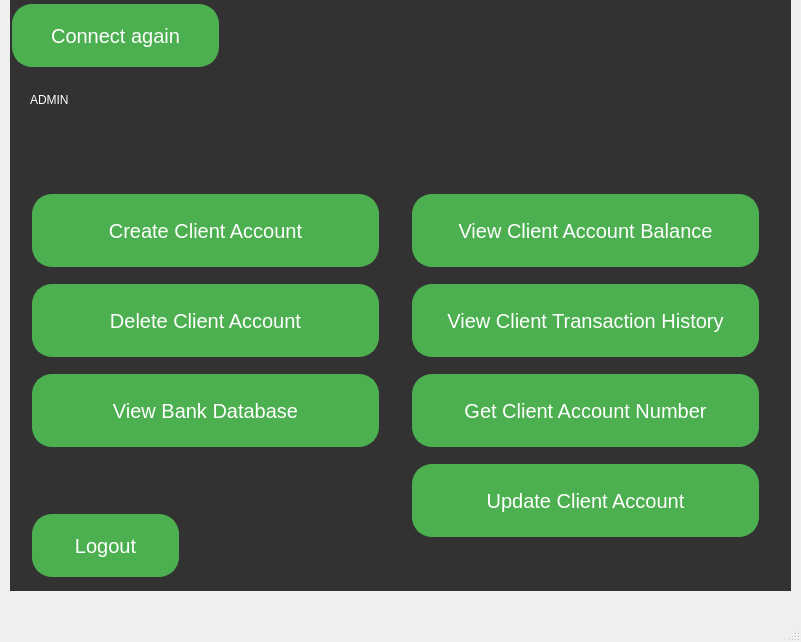
The window that BankSystemUser/mainwindow.ui (KerollosSamaan75/Bank-System-Project) describes before a commit, drawn with Qt 5.
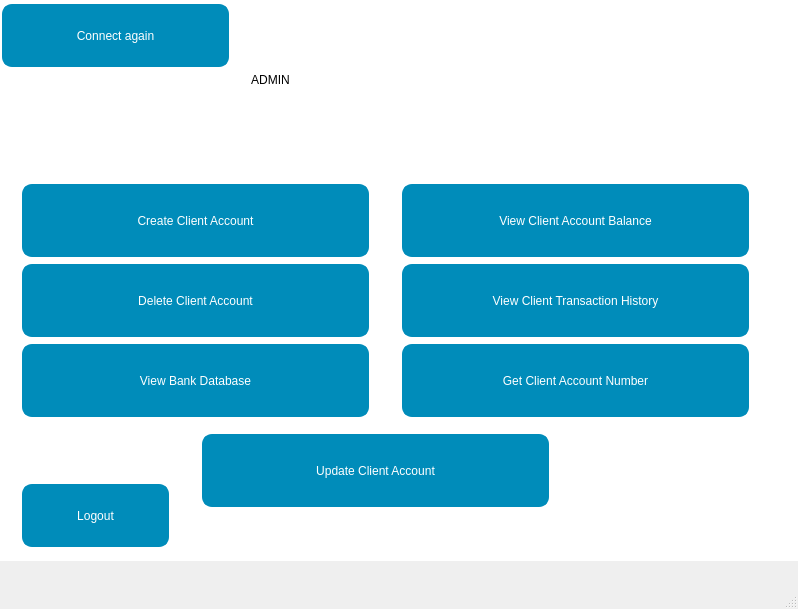
The same window after the commit. The open tabs and pages were chosen to show the change. Icons and pictures are not drawn.

```diff
--- a/BankSystemUser/mainwindow.ui
+++ b/BankSystemUser/mainwindow.ui
@@ -6,8 +6,8 @@
    <rect>
     <x>0</x>
     <y>0</y>
-    <width>801</width>
-    <height>642</height>
+    <width>798</width>
+    <height>609</height>
    </rect>
   </property>
   <property name="windowTitle">
@@ -21,14 +21,14 @@
    <widget class="QStackedWidget" name="stackedWidget">
     <property name="geometry">
      <rect>
-      <x>10</x>
+      <x>0</x>
       <y>0</y>
-      <width>781</width>
-      <height>591</height>
+      <width>801</width>
+      <height>561</height>
      </rect>
     </property>
     <property name="styleSheet">
-     <string notr="true">background-color: rgb(50, 50, 50);</string>
+     <string notr="true">background-color: rgb(255, 255, 255);</string>
     </property>
     <property name="currentIndex">
      <number>0</number>
@@ -364,24 +364,24 @@
       <property name="geometry">
        <rect>
         <x>20</x>
-        <y>70</y>
+        <y>30</y>
         <width>501</width>
-        <height>61</height>
+        <height>101</height>
        </rect>
       </property>
       <property name="styleSheet">
-       <string notr="true">font: 700 30pt &quot;Segoe UI&quot;;
-color: rgb(255, 255, 255);</string>
+       <string notr="true">font: 700 35pt &quot;Segoe UI&quot;;
+color: rgb(0, 0, 0);</string>
       </property>
       <property name="text">
-       <string>&lt;html&gt;&lt;head/&gt;&lt;body&gt;&lt;p&gt;ADMIN&lt;/p&gt;&lt;/body&gt;&lt;/html&gt;</string>
+       <string>&lt;html&gt;&lt;head/&gt;&lt;body&gt;&lt;p align=&quot;center&quot;&gt;ADMIN&lt;/p&gt;&lt;/body&gt;&lt;/html&gt;</string>
       </property>
      </widget>
      <widget class="QPushButton" name="pB_AddAccount">
       <property name="geometry">
        <rect>
         <x>20</x>
-        <y>190</y>
+        <y>180</y>
         <width>351</width>
         <height>81</height>
        </rect>
@@ -391,19 +391,18 @@
       </property>
       <property name="styleSheet">
        <string notr="true">QPushButton {
-    background-color: #4CAF50;
-    font: 700 20pt &quot;Segoe UI&quot;;
-    border: 2px solid #4CAF50; /* Add a border */
-    color: white;
-    padding: 15px 20px;
-    text-align: center;
-    text-decoration: none;
-    display: inline-block;
-    font-size: 20px;
-    margin: 4px 2px;
-    border-radius: 20px;
-    outline: none; /* Remove the default focus outline */
-    transition: background-color 0.3s ease, border-color 0.3s ease; /* Smooth transitions */
+    background-color: #008CBA; /* Blue background */
+    font: 700 14pt &quot;Segoe UI&quot;; /* Bold font, 14pt size, &quot;Segoe UI&quot; */
+    border: 2px solid #008CBA; /* Blue border */
+    color: white; /* Black text */
+    padding: 10px 15px; /* Reduced padding for smaller button size */
+    text-align: center; /* Centered text */
+    text-decoration: none; /* No underline */
+    display: inline-block; /* Inline block */
+    margin: 4px 2px; /* Margin for spacing */
+    border-radius: 10px; /* Rounded corners */
+    outline: none; /* Remove default focus outline */
+    transition: background-color 0.3s ease, border-color 0.3s ease, box-shadow 0.3s ease; /* Smooth transitions */
 }
 
 QPushButton:hover {
@@ -426,7 +425,7 @@
       <property name="geometry">
        <rect>
         <x>400</x>
-        <y>370</y>
+        <y>340</y>
         <width>351</width>
         <height>81</height>
        </rect>
@@ -436,19 +435,18 @@
       </property>
       <property name="styleSheet">
        <string notr="true">QPushButton {
-    background-color: #4CAF50;
-    font: 700 20pt &quot;Segoe UI&quot;;
-    border: 2px solid #4CAF50; /* Add a border */
-    color: white;
-    padding: 15px 20px;
-    text-align: center;
-    text-decoration: none;
-    display: inline-block;
-    font-size: 20px;
-    margin: 4px 2px;
-    border-radius: 20px;
-    outline: none; /* Remove the default focus outline */
-    transition: background-color 0.3s ease, border-color 0.3s ease; /* Smooth transitions */
+    background-color: #008CBA; /* Blue background */
+    font: 700 14pt &quot;Segoe UI&quot;; /* Bold font, 14pt size, &quot;Segoe UI&quot; */
+    border: 2px solid #008CBA; /* Blue border */
+    color: white; /* Black text */
+    padding: 10px 15px; /* Reduced padding for smaller button size */
+    text-align: center; /* Centered text */
+    text-decoration: none; /* No underline */
+    display: inline-block; /* Inline block */
+    margin: 4px 2px; /* Margin for spacing */
+    border-radius: 10px; /* Rounded corners */
+    outline: none; /* Remove default focus outline */
+    transition: background-color 0.3s ease, border-color 0.3s ease, box-shadow 0.3s ease; /* Smooth transitions */
 }
 
 QPushButton:hover {
@@ -470,10 +468,10 @@
      <widget class="QLabel" name="label_4">
       <property name="geometry">
        <rect>
-        <x>520</x>
-        <y>10</y>
-        <width>221</width>
-        <height>201</height>
+        <x>530</x>
+        <y>-30</y>
+        <width>251</width>
+        <height>231</height>
        </rect>
       </property>
       <property name="text">
@@ -490,7 +488,7 @@
       <property name="geometry">
        <rect>
         <x>20</x>
-        <y>280</y>
+        <y>260</y>
         <width>351</width>
         <height>81</height>
        </rect>
@@ -500,19 +498,18 @@
       </property>
       <property name="styleSheet">
        <string notr="true">QPushButton {
-    background-color: #4CAF50;
-    font: 700 20pt &quot;Segoe UI&quot;;
-    border: 2px solid #4CAF50; /* Add a border */
-    color: white;
-    padding: 15px 20px;
-    text-align: center;
-    text-decoration: none;
-    display: inline-block;
-    font-size: 20px;
-    margin: 4px 2px;
-    border-radius: 20px;
-    outline: none; /* Remove the default focus outline */
-    transition: background-color 0.3s ease, border-color 0.3s ease; /* Smooth transitions */
+    background-color: #008CBA; /* Blue background */
+    font: 700 14pt &quot;Segoe UI&quot;; /* Bold font, 14pt size, &quot;Segoe UI&quot; */
+    border: 2px solid #008CBA; /* Blue border */
+    color: white; /* Black text */
+    padding: 10px 15px; /* Reduced padding for smaller button size */
+    text-align: center; /* Centered text */
+    text-decoration: none; /* No underline */
+    display: inline-block; /* Inline block */
+    margin: 4px 2px; /* Margin for spacing */
+    border-radius: 10px; /* Rounded corners */
+    outline: none; /* Remove default focus outline */
+    transition: background-color 0.3s ease, border-color 0.3s ease, box-shadow 0.3s ease; /* Smooth transitions */
 }
 
 QPushButton:hover {
@@ -535,7 +532,7 @@
       <property name="geometry">
        <rect>
         <x>20</x>
-        <y>510</y>
+        <y>480</y>
         <width>151</width>
         <height>71</height>
        </rect>
@@ -545,19 +542,18 @@
       </property>
       <property name="styleSheet">
        <string notr="true">QPushButton {
-    background-color: #4CAF50;
-    font: 700 20pt &quot;Segoe UI&quot;;
-    border: 2px solid #4CAF50; /* Add a border */
-    color: white;
-    padding: 15px 20px;
-    text-align: center;
-    text-decoration: none;
-    display: inline-block;
-    font-size: 20px;
-    margin: 4px 2px;
-    border-radius: 20px;
-    outline: none; /* Remove the default focus outline */
-    transition: background-color 0.3s ease, border-color 0.3s ease; /* Smooth transitions */
+    background-color: #008CBA; /* Blue background */
+    font: 700 14pt &quot;Segoe UI&quot;; /* Bold font, 14pt size, &quot;Segoe UI&quot; */
+    border: 2px solid #008CBA; /* Blue border */
+    color: white; /* Black text */
+    padding: 10px 15px; /* Reduced padding for smaller button size */
+    text-align: center; /* Centered text */
+    text-decoration: none; /* No underline */
+    display: inline-block; /* Inline block */
+    margin: 4px 2px; /* Margin for spacing */
+    border-radius: 10px; /* Rounded corners */
+    outline: none; /* Remove default focus outline */
+    transition: background-color 0.3s ease, border-color 0.3s ease, box-shadow 0.3s ease; /* Smooth transitions */
 }
 
 QPushButton:hover {
@@ -580,7 +576,7 @@
       <property name="geometry">
        <rect>
         <x>400</x>
-        <y>190</y>
+        <y>180</y>
         <width>351</width>
         <height>81</height>
        </rect>
@@ -590,19 +586,18 @@
       </property>
       <property name="styleSheet">
        <string notr="true">QPushButton {
-    background-color: #4CAF50;
-    font: 700 20pt &quot;Segoe UI&quot;;
-    border: 2px solid #4CAF50; /* Add a border */
-    color: white;
-    padding: 15px 20px;
-    text-align: center;
-    text-decoration: none;
-    display: inline-block;
-    font-size: 20px;
-    margin: 4px 2px;
-    border-radius: 20px;
-    outline: none; /* Remove the default focus outline */
-    transition: background-color 0.3s ease, border-color 0.3s ease; /* Smooth transitions */
+    background-color: #008CBA; /* Blue background */
+    font: 700 14pt &quot;Segoe UI&quot;; /* Bold font, 14pt size, &quot;Segoe UI&quot; */
+    border: 2px solid #008CBA; /* Blue border */
+    color: white; /* Black text */
+    padding: 10px 15px; /* Reduced padding for smaller button size */
+    text-align: center; /* Centered text */
+    text-decoration: none; /* No underline */
+    display: inline-block; /* Inline block */
+    margin: 4px 2px; /* Margin for spacing */
+    border-radius: 10px; /* Rounded corners */
+    outline: none; /* Remove default focus outline */
+    transition: background-color 0.3s ease, border-color 0.3s ease, box-shadow 0.3s ease; /* Smooth transitions */
 }
 
 QPushButton:hover {
@@ -625,7 +620,7 @@
       <property name="geometry">
        <rect>
         <x>400</x>
-        <y>280</y>
+        <y>260</y>
         <width>351</width>
         <height>81</height>
        </rect>
@@ -635,19 +630,18 @@
       </property>
       <property name="styleSheet">
        <string notr="true">QPushButton {
-    background-color: #4CAF50;
-    font: 700 20pt &quot;Segoe UI&quot;;
-    border: 2px solid #4CAF50; /* Add a border */
-    color: white;
-    padding: 15px 20px;
-    text-align: center;
-    text-decoration: none;
-    display: inline-block;
-    font-size: 20px;
-    margin: 4px 2px;
-    border-radius: 20px;
-    outline: none; /* Remove the default focus outline */
-    transition: background-color 0.3s ease, border-color 0.3s ease; /* Smooth transitions */
+    background-color: #008CBA; /* Blue background */
+    font: 700 14pt &quot;Segoe UI&quot;; /* Bold font, 14pt size, &quot;Segoe UI&quot; */
+    border: 2px solid #008CBA; /* Blue border */
+    color: white; /* Black text */
+    padding: 10px 15px; /* Reduced padding for smaller button size */
+    text-align: center; /* Centered text */
+    text-decoration: none; /* No underline */
+    display: inline-block; /* Inline block */
+    margin: 4px 2px; /* Margin for spacing */
+    border-radius: 10px; /* Rounded corners */
+    outline: none; /* Remove default focus outline */
+    transition: background-color 0.3s ease, border-color 0.3s ease, box-shadow 0.3s ease; /* Smooth transitions */
 }
 
 QPushButton:hover {
@@ -670,7 +664,7 @@
       <property name="geometry">
        <rect>
         <x>20</x>
-        <y>370</y>
+        <y>340</y>
         <width>351</width>
         <height>81</height>
        </rect>
@@ -680,19 +674,18 @@
       </property>
       <property name="styleSheet">
        <string notr="true">QPushButton {
-    background-color: #4CAF50;
-    font: 700 20pt &quot;Segoe UI&quot;;
-    border: 2px solid #4CAF50; /* Add a border */
-    color: white;
-    padding: 15px 20px;
-    text-align: center;
-    text-decoration: none;
-    display: inline-block;
-    font-size: 20px;
-    margin: 4px 2px;
-    border-radius: 20px;
-    outline: none; /* Remove the default focus outline */
-    transition: background-color 0.3s ease, border-color 0.3s ease; /* Smooth transitions */
+    background-color: #008CBA; /* Blue background */
+    font: 700 14pt &quot;Segoe UI&quot;; /* Bold font, 14pt size, &quot;Segoe UI&quot; */
+    border: 2px solid #008CBA; /* Blue border */
+    color: white; /* Black text */
+    padding: 10px 15px; /* Reduced padding for smaller button size */
+    text-align: center; /* Centered text */
+    text-decoration: none; /* No underline */
+    display: inline-block; /* Inline block */
+    margin: 4px 2px; /* Margin for spacing */
+    border-radius: 10px; /* Rounded corners */
+    outline: none; /* Remove default focus outline */
+    transition: background-color 0.3s ease, border-color 0.3s ease, box-shadow 0.3s ease; /* Smooth transitions */
 }
 
 QPushButton:hover {
@@ -714,8 +707,8 @@
      <widget class="QPushButton" name="pB_UpdateClientAccount">
       <property name="geometry">
        <rect>
-        <x>400</x>
-        <y>460</y>
+        <x>200</x>
+        <y>430</y>
         <width>351</width>
         <height>81</height>
        </rect>
@@ -725,19 +718,18 @@
       </property>
       <property name="styleSheet">
        <string notr="true">QPushButton {
-    background-color: #4CAF50;
-    font: 700 20pt &quot;Segoe UI&quot;;
-    border: 2px solid #4CAF50; /* Add a border */
-    color: white;
-    padding: 15px 20px;
-    text-align: center;
-    text-decoration: none;
-    display: inline-block;
-    font-size: 20px;
-    margin: 4px 2px;
-    border-radius: 20px;
-    outline: none; /* Remove the default focus outline */
-    transition: background-color 0.3s ease, border-color 0.3s ease; /* Smooth transitions */
+    background-color: #008CBA; /* Blue background */
+    font: 700 14pt &quot;Segoe UI&quot;; /* Bold font, 14pt size, &quot;Segoe UI&quot; */
+    border: 2px solid #008CBA; /* Blue border */
+    color: white; /* Black text */
+    padding: 10px 15px; /* Reduced padding for smaller button size */
+    text-align: center; /* Centered text */
+    text-decoration: none; /* No underline */
+    display: inline-block; /* Inline block */
+    margin: 4px 2px; /* Margin for spacing */
+    border-radius: 10px; /* Rounded corners */
+    outline: none; /* Remove default focus outline */
+    transition: background-color 0.3s ease, border-color 0.3s ease, box-shadow 0.3s ease; /* Smooth transitions */
 }
 
 QPushButton:hover {
@@ -761,7 +753,7 @@
        <rect>
         <x>0</x>
         <y>0</y>
-        <width>211</width>
+        <width>231</width>
         <height>71</height>
        </rect>
       </property>
@@ -770,19 +762,18 @@
       </property>
       <property name="styleSheet">
        <string notr="true">QPushButton {
-    background-color: #4CAF50;
-    font: 700 20pt &quot;Segoe UI&quot;;
-    border: 2px solid #4CAF50; /* Add a border */
-    color: white;
-    padding: 15px 20px;
-    text-align: center;
-    text-decoration: none;
-    display: inline-block;
-    font-size: 20px;
-    margin: 4px 2px;
-    border-radius: 20px;
-    outline: none; /* Remove the default focus outline */
-    transition: background-color 0.3s ease, border-color 0.3s ease; /* Smooth transitions */
+    background-color: #008CBA; /* Blue background */
+    font: 700 14pt &quot;Segoe UI&quot;; /* Bold font, 14pt size, &quot;Segoe UI&quot; */
+    border: 2px solid #008CBA; /* Blue border */
+    color: white; /* Black text */
+    padding: 10px 15px; /* Reduced padding for smaller button size */
+    text-align: center; /* Centered text */
+    text-decoration: none; /* No underline */
+    display: inline-block; /* Inline block */
+    margin: 4px 2px; /* Margin for spacing */
+    border-radius: 10px; /* Rounded corners */
+    outline: none; /* Remove default focus outline */
+    transition: background-color 0.3s ease, border-color 0.3s ease, box-shadow 0.3s ease; /* Smooth transitions */
 }
 
 QPushButton:hover {
```
Left out of the diff: 1225 changed lines with no effect on the pictures.
